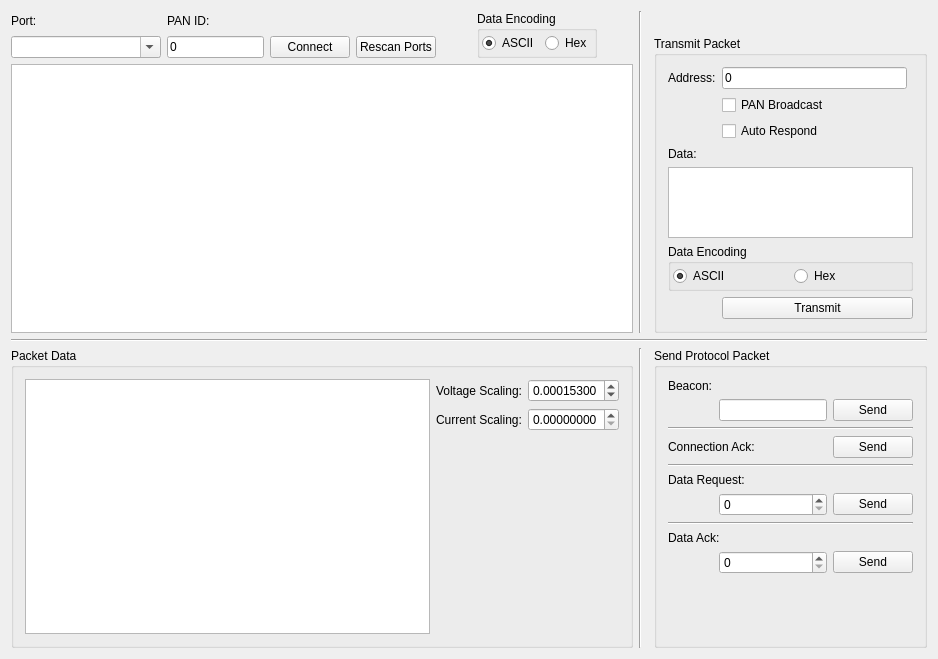
This is tools/rfPacketInterface/widget.ui in BennettRand/Dr-Wattson as Qt 5 draws it before an edit. The edited form follows.
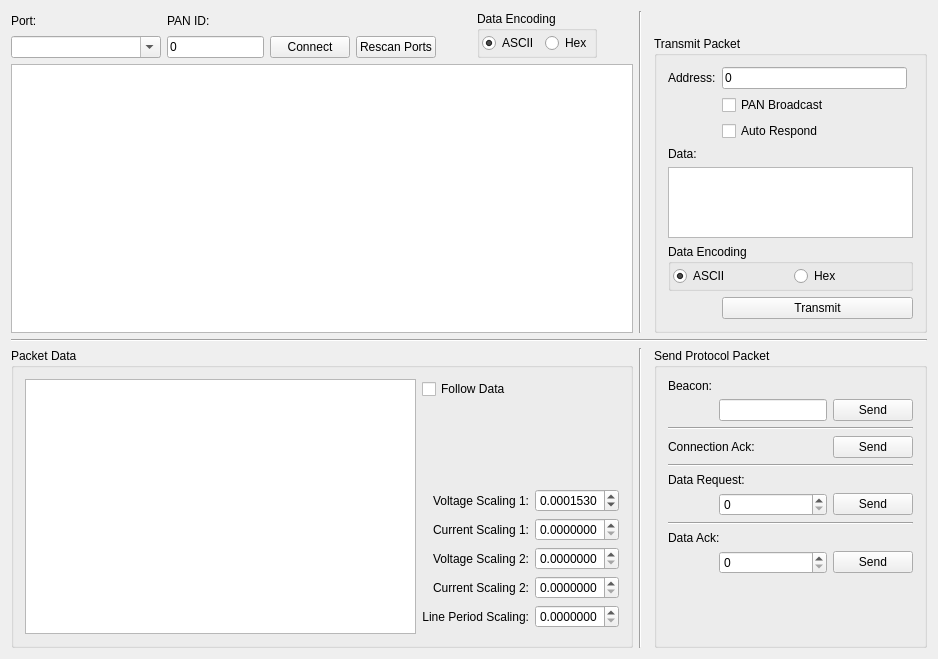
This is the edited form.

Commit message: More work on packet interface to parse data packets.

```diff
--- a/tools/rfPacketInterface/widget.ui
+++ b/tools/rfPacketInterface/widget.ui
@@ -39,14 +39,83 @@
       <string>Packet Data</string>
      </property>
      <layout class="QGridLayout" name="gridLayout_3">
-      <item row="1" column="1">
+      <item row="3" column="1">
        <widget class="QLabel" name="currentScalingLabel">
         <property name="text">
-         <string>Current Scaling:</string>
+         <string>Current Scaling 1:</string>
         </property>
+        <property name="alignment">
+         <set>Qt::AlignRight|Qt::AlignTrailing|Qt::AlignVCenter</set>
+        </property>
        </widget>
       </item>
-      <item row="0" column="0" rowspan="4">
+      <item row="2" column="2">
+       <widget class="QDoubleSpinBox" name="voltage1ScalingSpinbox">
+        <property name="decimals">
+         <number>7</number>
+        </property>
+        <property name="maximum">
+         <double>1.000000000000000</double>
+        </property>
+        <property name="singleStep">
+         <double>0.000100000000000</double>
+        </property>
+        <property name="value">
+         <double>0.000153000000000</double>
+        </property>
+       </widget>
+      </item>
+      <item row="2" column="1">
+       <widget class="QLabel" name="voltageScalingLabel">
+        <property name="text">
+         <string>Voltage Scaling 1:</string>
+        </property>
+        <property name="alignment">
+         <set>Qt::AlignRight|Qt::AlignTrailing|Qt::AlignVCenter</set>
+        </property>
+       </widget>
+      </item>
+      <item row="3" column="2">
+       <widget class="QDoubleSpinBox" name="current1ScalingSpinbox">
+        <property name="decimals">
+         <number>7</number>
+        </property>
+        <property name="maximum">
+         <double>1.000000000000000</double>
+        </property>
+        <property name="singleStep">
+         <double>0.000100000000000</double>
+        </property>
+       </widget>
+      </item>
+      <item row="0" column="1" colspan="2">
+       <widget class="QCheckBox" name="followDataCheckbox">
+        <property name="text">
+         <string>Follow Data</string>
+        </property>
+       </widget>
+      </item>
+      <item row="4" column="1">
+       <widget class="QLabel" name="label_5">
+        <property name="text">
+         <string>Voltage Scaling 2:</string>
+        </property>
+        <property name="alignment">
+         <set>Qt::AlignRight|Qt::AlignTrailing|Qt::AlignVCenter</set>
+        </property>
+       </widget>
+      </item>
+      <item row="5" column="1">
+       <widget class="QLabel" name="label_6">
+        <property name="text">
+         <string>Current Scaling 2:</string>
+        </property>
+        <property name="alignment">
+         <set>Qt::AlignRight|Qt::AlignTrailing|Qt::AlignVCenter</set>
+        </property>
+       </widget>
+      </item>
+      <item row="0" column="0" rowspan="8">
        <widget class="QPlainTextEdit" name="packetDataEdit">
         <property name="minimumSize">
          <size>
@@ -56,44 +125,28 @@
         </property>
        </widget>
       </item>
-      <item row="3" column="1" colspan="2">
-       <spacer name="horizontalSpacer_3">
-        <property name="orientation">
-         <enum>Qt::Horizontal</enum>
+      <item row="4" column="2">
+       <widget class="QDoubleSpinBox" name="voltage2ScalingSpinbox">
+        <property name="decimals">
+         <number>7</number>
         </property>
-        <property name="sizeHint" stdset="0">
-         <size>
-          <width>40</width>
-          <height>20</height>
-         </size>
+        <property name="maximum">
+         <double>1.000000000000000</double>
         </property>
-       </spacer>
+       </widget>
       </item>
-      <item row="0" column="2">
-       <widget class="QDoubleSpinBox" name="voltagescalingSpinbox">
+      <item row="5" column="2">
+       <widget class="QDoubleSpinBox" name="current2ScalingSpinbox">
         <property name="decimals">
-         <number>8</number>
+         <number>7</number>
         </property>
         <property name="maximum">
          <double>1.000000000000000</double>
         </property>
-        <property name="singleStep">
-         <double>0.000100000000000</double>
-        </property>
-        <property name="value">
-         <double>0.000153000000000</double>
-        </property>
        </widget>
       </item>
-      <item row="0" column="1">
-       <widget class="QLabel" name="voltageScalingLabel">
-        <property name="text">
-         <string>Voltage Scaling:</string>
-        </property>
-       </widget>
-      </item>
-      <item row="2" column="1">
-       <spacer name="verticalSpacer">
+      <item row="1" column="1">
+       <spacer name="verticalSpacer_3">
         <property name="orientation">
          <enum>Qt::Vertical</enum>
         </property>
@@ -105,10 +158,20 @@
         </property>
        </spacer>
       </item>
-      <item row="1" column="2">
-       <widget class="QDoubleSpinBox" name="currentScalingSpinbox">
+      <item row="6" column="1">
+       <widget class="QLabel" name="label_7">
+        <property name="text">
+         <string>Line Period Scaling:</string>
+        </property>
+        <property name="alignment">
+         <set>Qt::AlignRight|Qt::AlignTrailing|Qt::AlignVCenter</set>
+        </property>
+       </widget>
+      </item>
+      <item row="6" column="2">
+       <widget class="QDoubleSpinBox" name="linePeriodScalingSpinbox">
         <property name="decimals">
-         <number>8</number>
+         <number>7</number>
         </property>
         <property name="maximum">
          <double>1.000000000000000</double>
```
Left out of the diff: 12 changed lines with no effect on the pictures. The commit also changes 5 other files.
